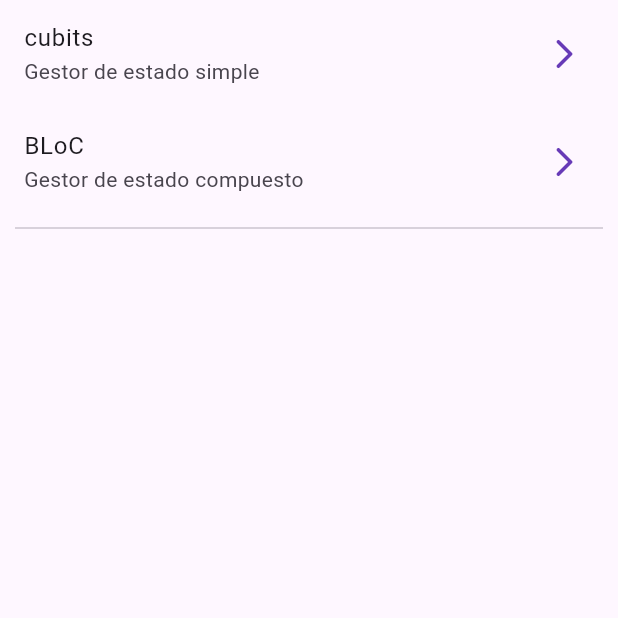
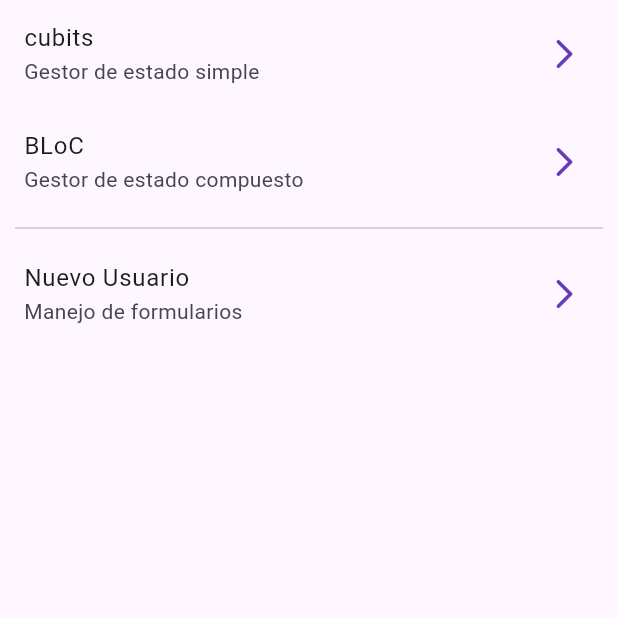
Before and after one commit to vogelFritz/forms_app, a Flutter app: the screen it shows after launch, on a phone screen of 412 x 824 dp, the top half of it. Run offline on Flutter 3.47's test engine with Material 3 defaults, Android fonts, the phone set to English and light mode, and no system bars; our stand-ins replace equatable, flutter_bloc, go_router.

```diff
--- a/lib/config/router/app_router.dart
+++ b/lib/config/router/app_router.dart
@@ -7,5 +7,7 @@ final appRouter = GoRouter(initialLocation: '/', routes: [
       path: '/cubits', builder: (context, state) => const CubitCounterScreen()),
   GoRoute(
       path: '/bloc-counter',
-      builder: (context, state) => const BlocCounterScreen())
+      builder: (context, state) => const BlocCounterScreen()),
+  GoRoute(
+      path: '/new-user', builder: (context, state) => const RegisterScreen())
 ]);
--- a/lib/presentation/screens/home_screen.dart
+++ b/lib/presentation/screens/home_screen.dart
@@ -20,7 +20,12 @@ class HomeScreen extends StatelessWidget {
             trailing: const Icon(Icons.arrow_forward_ios_rounded),
             onTap: () => context.push('/bloc-counter')),
         const Padding(
-            padding: EdgeInsets.symmetric(horizontal: 10), child: Divider())
+            padding: EdgeInsets.symmetric(horizontal: 10), child: Divider()),
+        ListTile(
+            title: const Text('Nuevo Usuario'),
+            subtitle: const Text('Manejo de formularios'),
+            trailing: const Icon(Icons.arrow_forward_ios_rounded),
+            onTap: () => context.push('/new-user')),
       ],
     ));
   }
--- a/lib/presentation/screens/screens.dart
+++ b/lib/presentation/screens/screens.dart
@@ -1,3 +1,4 @@
+export 'bloc_counter_screen.dart';
+export 'cubit_counter_screen.dart';
 export 'home_screen.dart';
-export 'cubit_counter_screen.dart';
-export 'bloc_counter_screen.dart';
+export 'register_screen.dart';
```
Also changed, not shown: lib/presentation/screens/register_screen.dart (added, +43 -0 lines).
